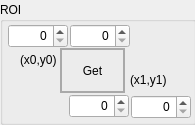
Before: the Qt Designer form GUI/qt/QtAddons/uxroiwidget.ui in neutronimaging/imagingsuite, drawn with Qt 5.
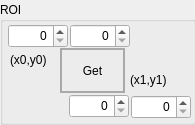
After: the same form once the commit is applied.

Commit message: Changed font size of labels and updated limits on spin boxes

Diff of the .ui file:
```diff
--- a/GUI/qt/QtAddons/uxroiwidget.ui
+++ b/GUI/qt/QtAddons/uxroiwidget.ui
@@ -120,20 +120,15 @@
      <bool>false</bool>
     </property>
    </widget>
-   <widget class="QLabel" name="label">
+   <widget class="QLabel" name="label_3">
     <property name="geometry">
      <rect>
-      <x>20</x>
+      <x>10</x>
       <y>50</y>
       <width>60</width>
       <height>16</height>
      </rect>
     </property>
-    <property name="font">
-     <font>
-      <pointsize>9</pointsize>
-     </font>
-    </property>
     <property name="text">
      <string>(x0,y0)</string>
     </property>
```
Left out of the diff: 23 changed lines with no effect on the pictures.
